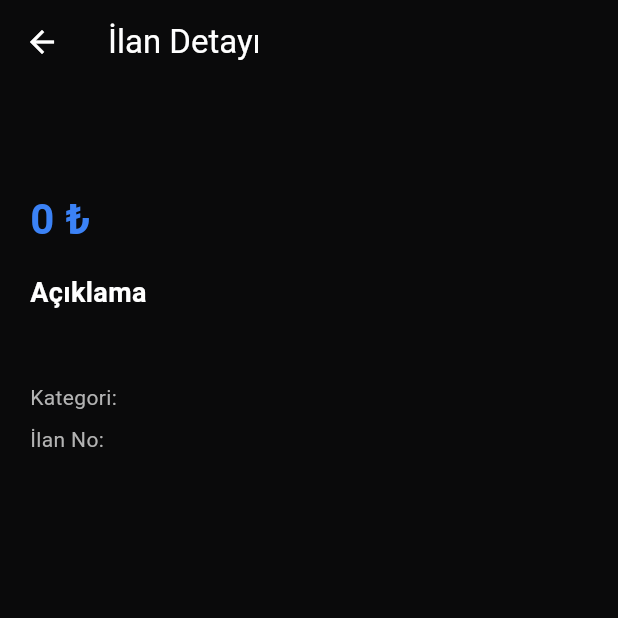
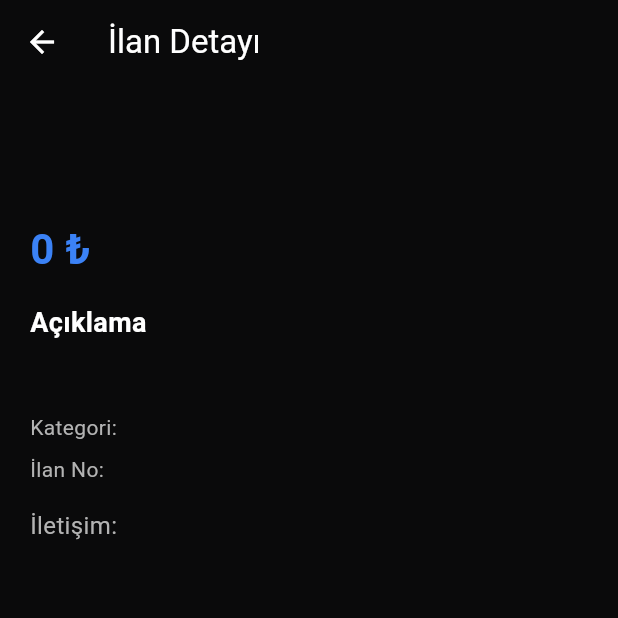
Before and after one commit to yusuf7855/trackbangDjmobilapp, a Flutter app: the ListingDetailScreen screen opened directly with empty values, on a phone screen of 412 x 824 dp, the top half of it. Run offline on Flutter 3.47's test engine with Material 3 defaults, Android fonts, the phone set to English and light mode, and no system bars; our stand-ins replace device_info_plus, dio, firebase_core, firebase_messaging, flutter_local_notifications, image_picker and 7 more; missing offline and left inert: webview_flutter_android, webview_flutter_wkwebview; accounts and stored records are empty.

Commit message:
mağaza 6

```diff
--- a/lib/menu/magaza_screen.dart
+++ b/lib/menu/magaza_screen.dart
@@ -209,6 +209,29 @@ class _MagazaScreenState extends State<MagazaScreen> {
   }
 
   Widget _buildListingCard(dynamic listing) {
+    // Resim URL'sini kontrol et
+    String? imageUrl;
+
+    // images bir dizi mi kontrol et
+    if (listing['images'] is List && listing['images'].isNotEmpty) {
+      // İlk resmi al
+      final firstImage = listing['images'][0];
+
+      // Eğer resim bir Map ise 'url' anahtarını kontrol et
+      if (firstImage is Map) {
+        imageUrl = firstImage['url']?.toString();
+      }
+      // Eğer direkt bir String ise
+      else if (firstImage is String) {
+        imageUrl = firstImage;
+      }
+    }
+
+    // Eğer URL relative ise base URL ekle
+    if (imageUrl != null && !imageUrl.startsWith('http')) {
+      imageUrl = '${UrlConstants.apiBaseUrl}$imageUrl';
+    }
+
     return Card(
       color: _cardColor,
       margin: EdgeInsets.only(bottom: 16),
@@ -226,8 +249,16 @@ class _MagazaScreenState extends State<MagazaScreen> {
                 decoration: BoxDecoration(
                   color: _surfaceColor,
                   borderRadius: BorderRadius.circular(8),
+                  image: imageUrl != null
+                      ? DecorationImage(
+                    image: NetworkImage(imageUrl),
+                    fit: BoxFit.cover,
+                  )
+                      : null,
                 ),
-                child: Icon(Icons.image, color: _tertiaryText, size: 32),
+                child: imageUrl == null
+                    ? Icon(Icons.image, color: _tertiaryText, size: 32)
+                    : null,
               ),
               SizedBox(width: 16),
               Expanded(
@@ -235,7 +266,7 @@ class _MagazaScreenState extends State<MagazaScreen> {
                   crossAxisAlignment: CrossAxisAlignment.start,
                   children: [
                     Text(
-                      listing['title'] ?? 'Başlık Yok',
+                      listing['title']?.toString() ?? 'Başlık Yok',
                       style: TextStyle(
                         color: _primaryText,
                         fontSize: 16,
@@ -246,7 +277,7 @@ class _MagazaScreenState extends State<MagazaScreen> {
                     ),
                     SizedBox(height: 8),
                     Text(
-                      '${listing['price']} ₺',
+                      '${listing['price']?.toString() ?? '0'} ₺',
                       style: TextStyle(
                         color: _accentColor,
                         fontSize: 18,
@@ -255,7 +286,7 @@ class _MagazaScreenState extends State<MagazaScreen> {
                     ),
                     SizedBox(height: 4),
                     Text(
-                      listing['category'] ?? 'Kategori Yok',
+                      listing['category']?.toString() ?? 'Kategori Yok',
                       style: TextStyle(color: _tertiaryText, fontSize: 12),
                     ),
                   ],
@@ -1041,6 +1072,20 @@ class ListingDetailScreen extends StatelessWidget {
     final Color _secondaryText = Color(0xFFB3B3B3);
     final Color _accentColor = Color(0xFF3B82F6);
 
+    // Resim URL'lerini işle
+    List<String> imageUrls = [];
+
+    if (listing['images'] is List) {
+      for (var image in listing['images']) {
+        if (image is Map && image['url'] != null) {
+          final url = image['url'].toString();
+          imageUrls.add(url.startsWith('http') ? url : '${UrlConstants.apiBaseUrl}$url');
+        } else if (image is String) {
+          imageUrls.add(image.startsWith('http') ? image : '${UrlConstants.apiBaseUrl}$image');
+        }
+      }
+    }
+
     return Scaffold(
       backgroundColor: _backgroundColor,
       appBar: AppBar(
@@ -1057,8 +1102,35 @@ class ListingDetailScreen extends StatelessWidget {
         child: Column(
           crossAxisAlignment: CrossAxisAlignment.start,
           children: [
+            if (imageUrls.isNotEmpty)
+              SizedBox(
+                height: 250,
+                child: PageView.builder(
+                  itemCount: imageUrls.length,
+                  itemBuilder: (context, index) {
+                    return Padding(
+                      padding: EdgeInsets.symmetric(horizontal: 8),
+                      child: ClipRRect(
+                        borderRadius: BorderRadius.circular(12),
+                        child: Image.network(
+                          imageUrls[index],
+                          fit: BoxFit.cover,
+                          errorBuilder: (context, error, stackTrace) {
+                            return Container(
+                              color: Colors.grey[800],
+                              child: Icon(Icons.broken_image,
+                                  color: Colors.grey, size: 50),
+                            );
+                          },
+                        ),
+                      ),
+                    );
+                  },
+                ),
+              ),
+            SizedBox(height: 20),
             Text(
-              listing['title'] ?? 'Başlık Yok',
+              listing['title']?.toString() ?? 'Başlık Yok',
               style: TextStyle(
                 color: _primaryText,
                 fontSize: 24,
@@ -1067,7 +1139,7 @@ class ListingDetailScreen extends StatelessWidget {
             ),
             SizedBox(height: 16),
             Text(
-              '${listing['price']} ₺',
+              '${listing['price']?.toString() ?? '0'} ₺',
               style: TextStyle(
                 color: _accentColor,
                 fontSize: 28,
@@ -1085,19 +1157,26 @@ class ListingDetailScreen extends StatelessWidget {
             ),
             SizedBox(height: 8),
             Text(
-              listing['description'] ?? 'Açıklama yok',
+              listing['description']?.toString() ?? 'Açıklama yok',
               style: TextStyle(color: _secondaryText, fontSize: 16),
             ),
             SizedBox(height: 16),
             Text(
-              'Kategori: ${listing['category'] ?? 'Kategori Yok'}',
+              'Kategori: ${listing['category']?.toString() ?? 'Kategori Yok'}',
               style: TextStyle(color: _secondaryText, fontSize: 14),
             ),
             SizedBox(height: 8),
             Text(
-              'İlan No: ${listing['listingNumber'] ?? 'N/A'}',
+              'İlan No: ${listing['listingNumber']?.toString() ?? 'N/A'}',
               style: TextStyle(color: _secondaryText, fontSize: 14),
             ),
+            if (listing['phoneNumber'] != null) ...[
+              SizedBox(height: 16),
+              Text(
+                'İletişim: ${listing['phoneNumber']}',
+                style: TextStyle(color: _secondaryText, fontSize: 16),
+              ),
+            ],
           ],
         ),
       ),
```
Also changed, not shown: 1 other file.
